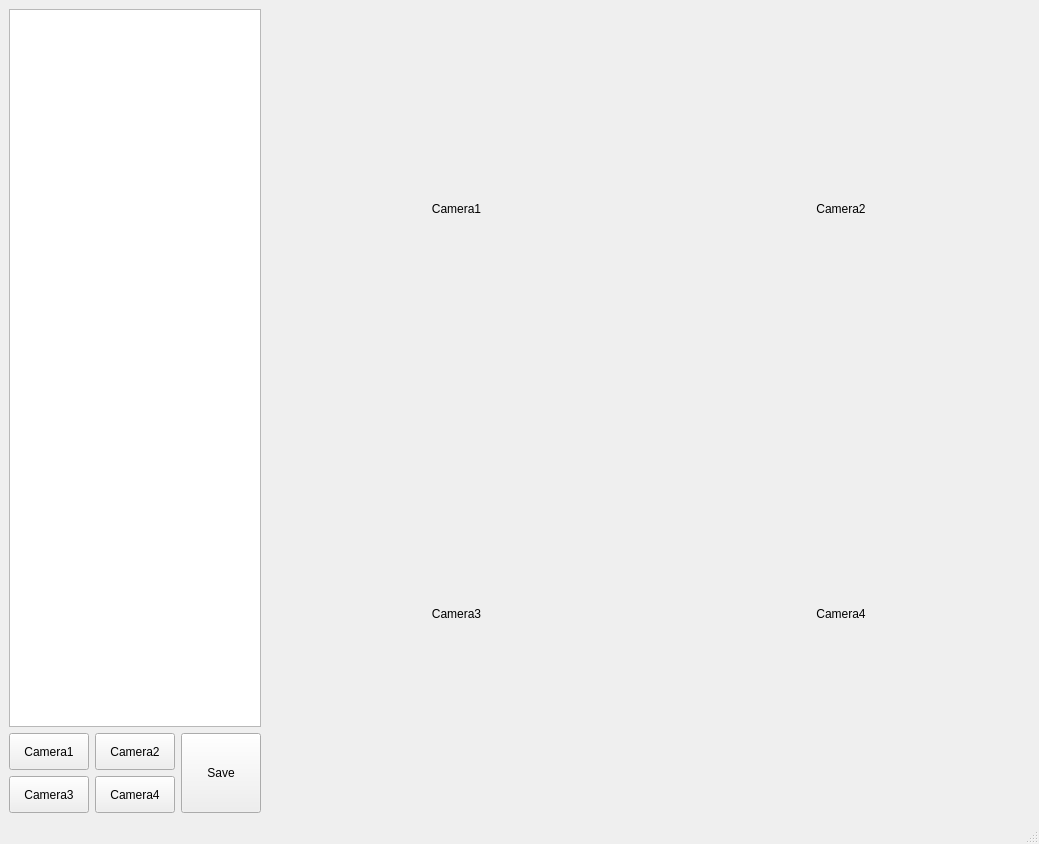
First picture: the form in GUI_source/NTKCAP_GUI_Boundary.ui, repository adigokul/NTKCAP-public, before the edit.
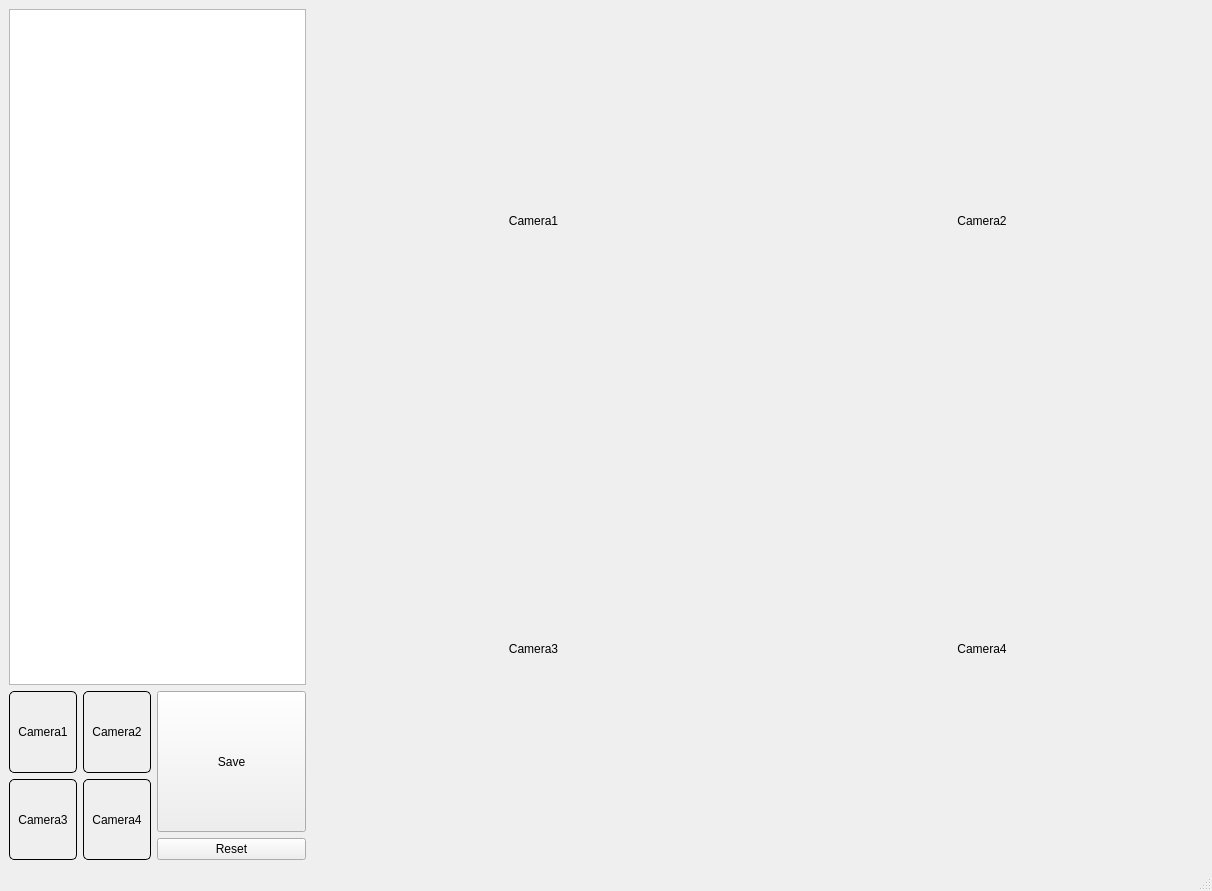
Second picture: the form after the edit.

The edit to the form file:
```diff
--- a/GUI_source/NTKCAP_GUI_Boundary.ui
+++ b/GUI_source/NTKCAP_GUI_Boundary.ui
@@ -6,8 +6,8 @@
    <rect>
     <x>0</x>
     <y>0</y>
-    <width>1039</width>
-    <height>844</height>
+    <width>1212</width>
+    <height>891</height>
    </rect>
   </property>
   <property name="sizePolicy">
@@ -22,9 +22,9 @@
   <widget class="QWidget" name="centralwidget">
    <layout class="QHBoxLayout" name="horizontalLayout_3">
     <item>
-     <layout class="QHBoxLayout" name="horizontalLayout_2" stretch="2,8">
+     <layout class="QHBoxLayout" name="horizontalLayout_2" stretch="1,3">
       <item>
-       <layout class="QVBoxLayout" name="verticalLayout" stretch="9,1">
+       <layout class="QVBoxLayout" name="verticalLayout_2" stretch="4,1">
         <item>
          <widget class="QListWidget" name="listWidget_record_boundary_tasks"/>
         </item>
@@ -40,6 +40,22 @@
                 <verstretch>0</verstretch>
                </sizepolicy>
               </property>
+              <property name="styleSheet">
+               <string notr="true">QPushButton:enabled {
+    border: 1px solid black;
+    border-radius: 5px;
+	padding: 8px;
+}
+
+QPushButton:hover {
+    background-color: rgb(197, 197, 197);  
+}
+
+QPushButton:checked {
+    background-color: rgb(0, 0, 0);
+	color: white;
+}</string>
+              </property>
               <property name="text">
                <string>Camera1</string>
               </property>
@@ -53,6 +69,22 @@
                 <verstretch>0</verstretch>
                </sizepolicy>
               </property>
+              <property name="styleSheet">
+               <string notr="true">QPushButton:enabled {
+    border: 1px solid black;
+    border-radius: 5px;
+	padding: 8px;
+}
+
+QPushButton:hover {
+    background-color: rgb(197, 197, 197);  
+}
+
+QPushButton:checked {
+    background-color: rgb(0, 0, 0);
+	color: white;
+}</string>
+              </property>
               <property name="text">
                <string>Camera2</string>
               </property>
@@ -66,6 +98,22 @@
                 <verstretch>0</verstretch>
                </sizepolicy>
               </property>
+              <property name="styleSheet">
+               <string notr="true">QPushButton:enabled {
+    border: 1px solid black;
+    border-radius: 5px;
+	padding: 8px;
+}
+
+QPushButton:hover {
+    background-color: rgb(197, 197, 197);  
+}
+
+QPushButton:checked {
+    background-color: rgb(0, 0, 0);
+	color: white;
+}</string>
+              </property>
               <property name="text">
                <string>Camera3</string>
               </property>
@@ -79,6 +127,22 @@
                 <verstretch>0</verstretch>
                </sizepolicy>
               </property>
+              <property name="styleSheet">
+               <string notr="true">QPushButton:enabled {
+    border: 1px solid black;
+    border-radius: 5px;
+	padding: 8px;
+}
+
+QPushButton:hover {
+    background-color: rgb(197, 197, 197);  
+}
+
+QPushButton:checked {
+    background-color: rgb(0, 0, 0);
+	color: white;
+}</string>
+              </property>
               <property name="text">
                <string>Camera4</string>
               </property>
@@ -87,17 +151,28 @@
            </layout>
           </item>
           <item>
-           <widget class="QPushButton" name="btn_save_boundary">
-            <property name="sizePolicy">
-             <sizepolicy hsizetype="Maximum" vsizetype="Expanding">
-              <horstretch>0</horstretch>
-              <verstretch>0</verstretch>
-             </sizepolicy>
-            </property>
-            <property name="text">
-             <string>Save</string>
-            </property>
-           </widget>
+           <layout class="QVBoxLayout" name="verticalLayout" stretch="4,1">
+            <item>
+             <widget class="QPushButton" name="btn_save_boundary">
+              <property name="sizePolicy">
+               <sizepolicy hsizetype="Expanding" vsizetype="Expanding">
+                <horstretch>0</horstretch>
+                <verstretch>0</verstretch>
+               </sizepolicy>
+              </property>
+              <property name="text">
+               <string>Save</string>
+              </property>
+             </widget>
+            </item>
+            <item>
+             <widget class="QPushButton" name="btn_reset">
+              <property name="text">
+               <string>Reset</string>
+              </property>
+             </widget>
+            </item>
+           </layout>
           </item>
          </layout>
         </item>
```
Left out of the diff: 14 changed lines with no effect on the pictures.
